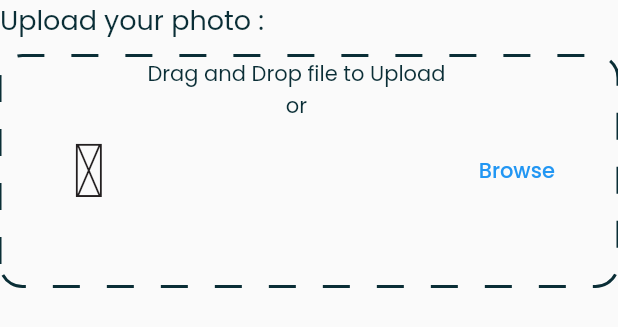
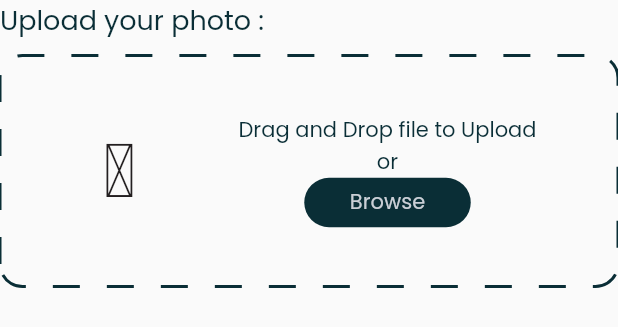
Before and after one commit to Genster78/Daily_UI_Challenge-Day01-, a Flutter app: the FileUpload widget shown alone on an empty page, opened directly, after a tap on "Browse", on a phone screen of 412 x 824 dp. Shown: the top 327 px of the screen. Run offline on Flutter 3.47's test engine with Material 2 defaults, Android fonts, the phone set to English and light mode, and no system bars; drawn by our look-alikes of dotted_border; our stand-ins replace file_picker, step_progress_indicator.

Commit message:
scrool_try

```diff
--- a/lib/Components/File_Upload_Field.dart
+++ b/lib/Components/File_Upload_Field.dart
@@ -1,15 +1,57 @@
-import 'dart:html';
+import 'dart:io';
+
+import 'package:dotted_border/dotted_border.dart';
+import 'package:file_picker/file_picker.dart';
+import 'package:flutter/material.dart';
 
 import 'package:day_01/custom_icons_icons.dart';
-import 'package:dotted_border/dotted_border.dart';
-import 'package:flutter/material.dart';
 
-class FileUpload extends StatelessWidget {
+
+class FileUpload extends StatefulWidget {
   final String title;
-  const FileUpload({
+
+  FileUpload({
     Key? key,
     required this.title,
   }) : super(key: key);
+
+  @override
+  State<FileUpload> createState() => _FileUploadState();
+}
+
+class _FileUploadState extends State<FileUpload> {
+  FilePickerResult? result;
+  String? _fileName;
+  PlatformFile? pickedfile;
+  bool isLoading = false;
+  File? fileToDisplay;
+
+  void pickFile()async {
+    try {
+      setState(() {
+        isLoading = true;
+      });
+
+      result = await FilePicker.platform.pickFiles(
+        type: FileType.any,
+        allowMultiple: false,
+      );
+
+      if(result!= null){
+        _fileName = result!.files.first.name;
+        pickedfile = result!.files.first;
+        fileToDisplay = File(pickedfile!.path.toString());
+
+        print('File name $_fileName');
+      }
+      setState(() {
+        isLoading =false;
+      });
+
+    } catch (e) {
+      print(e);
+    }
+  }
 
   @override
   Widget build(BuildContext context) {
@@ -18,62 +60,90 @@ class FileUpload extends StatelessWidget {
         crossAxisAlignment: CrossAxisAlignment.start,
         children: [
           Text(
-            title,
-            style: TextStyle(
+            widget.title,
+            style: const TextStyle(
               fontSize: 18,
               color: Color(0xFF0A2E36),
             ),
           ),
-          SizedBox(
+          const SizedBox(
             height: 10,
           ),
           DottedBorder(
             borderType: BorderType.RRect,
-            radius: Radius.circular(15),
+            radius: const Radius.circular(15),
             dashPattern: [18],
             strokeWidth: 2,
             color: Color(0xFF0A2E36),
             child: Padding(
               padding: const EdgeInsets.symmetric(horizontal: 25),
               child: Container(
-                height: 150,
+                constraints: new BoxConstraints(
+                  minHeight: 150,
+                ),
                 width: double.infinity,
                 child: Row(
                   mainAxisAlignment: MainAxisAlignment.spaceAround,
                   children: [
-                    Icon(
+                    const Icon(
                       CustomIcons.icon__cloud_upload_,
                       size: 50,
                       color: Color(0xFF231F20),
                     ),
-                    // SizedBox(
-                    //   width: 35,
-                    // ),
-                    Column(
+                    Padding(
+                      padding: const EdgeInsets.symmetric(vertical: 32),
+                      child: Column(
                         crossAxisAlignment: CrossAxisAlignment.center,
+                        mainAxisAlignment: MainAxisAlignment.spaceEvenly,
                         children: [
-                        Text(
+                          if (pickedfile != null)
+                            SizedBox(
+                              height: 200,
+                              width: 300,
+                              child: Image.file(fileToDisplay!),
+                            ),
+                          const Text(
                             'Drag and Drop file to Upload',
                             style: TextStyle(
                               fontSize: 14,
                               color: Color(0xFF0A2E36),
                             ),
                           ),
-                        Text(
+                          const Text(
                             'or',
                             style: TextStyle(
                               fontSize: 14,
                               color: Color(0xFF0A2E36),
                             ),
                           ),
+                          // ElevatedButton(
+                          //   onPressed: () {},
+                          //   child: const Text('Browse'),
+                          // ),
+                          InkWell(
+                            onTap: () {
+                              pickFile();
+                            },
+                            child: Container(
+                              width: 111,
+                              height: 33,
+                              decoration: BoxDecoration(
+                                  color: const Color(0xFF0A2E36),
+                                  borderRadius: BorderRadius.circular(31)),
+                              child: const Center(
+                                child: Text(
+                                  'Browse',
+                                  style: TextStyle(
+                                    color: Color(0xFFCACFD6),
+                                    fontSize: 14,
+                                  ),
+                                ),
+                              ),
+                            ),
+                          ),
                         ],
                       ),
-                    TextButton(
-                      onPressed: () {},
-                      child: Text(
-                        'Browse',
                     ),
-                    )
                   ],
                 ),
               ),
--- a/lib/Pages/Performance.dart
+++ b/lib/Pages/Performance.dart
@@ -51,7 +51,7 @@ class _PerformanceState extends State<Performance> {
                       ),
                     ),
                   ),
-                  SizedBox(
+                  const SizedBox(
                     height: 40,
                   ),
                   FileUpload(
@@ -178,16 +178,28 @@ class _PerformanceState extends State<Performance> {
 
   Widget createDialog(BuildContext context) => CupertinoAlertDialog(
         title: Text(
-          'Finished ❤',
+          'වැඩේ ඉවරයි 😏',
           style: TextStyle(fontSize: 22),
         ),
         content: Text(
-          '🖕',
-          style: TextStyle(fontSize: 20),
+          'පුරවල ඉවරනන් පලයන් හුත්තෝ. \n පකද බලන් ඉන්නෙ.. 😒',
+          style: TextStyle(fontSize: 15),
         ),
         actions: [
           CupertinoDialogAction(
-            child: Text('Ok'),
+            child: Text('බෑ හුත්තෝ 🖕'),
+            onPressed: () => Navigator.pop(context),
+            // onPressed: () {
+            //   Navigator.push(
+            //     context,
+            //     MaterialPageRoute(
+            //       builder: (context) => const LandingPage(),
+            //     ),
+            //   );
+            // },
+          ),
+          CupertinoDialogAction(
+            child: Text('යනව තමයි හුත්තෝ 🖕'),
             // onPressed: () => Navigator.pop(context),
             onPressed: () {
               Navigator.push(
```
Lines whose indentation alone changed are shown as unchanged.
